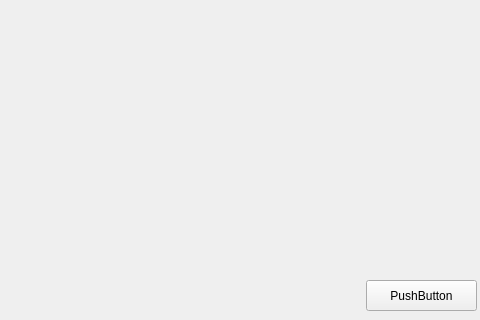
This is source/Reborn_GUI/Sandbox.ui in igemsoftware/USTC-Software_2012 as Qt 5 draws it before an edit; both pictures show x 544 to 1024 and y 320 to 640 of the 1024 by 640 pixel window. The edited form follows.
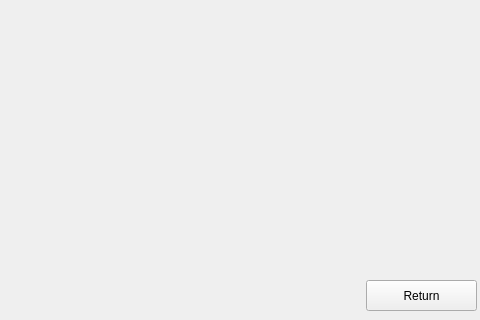
This is the edited form.

The edit to the form file:
```diff
--- a/source/Reborn_GUI/Sandbox.ui
+++ b/source/Reborn_GUI/Sandbox.ui
@@ -36,7 +36,7 @@
      </rect>
     </property>
     <property name="text">
-     <string>PushButton</string>
+     <string>Return</string>
     </property>
    </widget>
   </widget>
```
Left out of the diff: 13 changed lines with no effect on the pictures.
